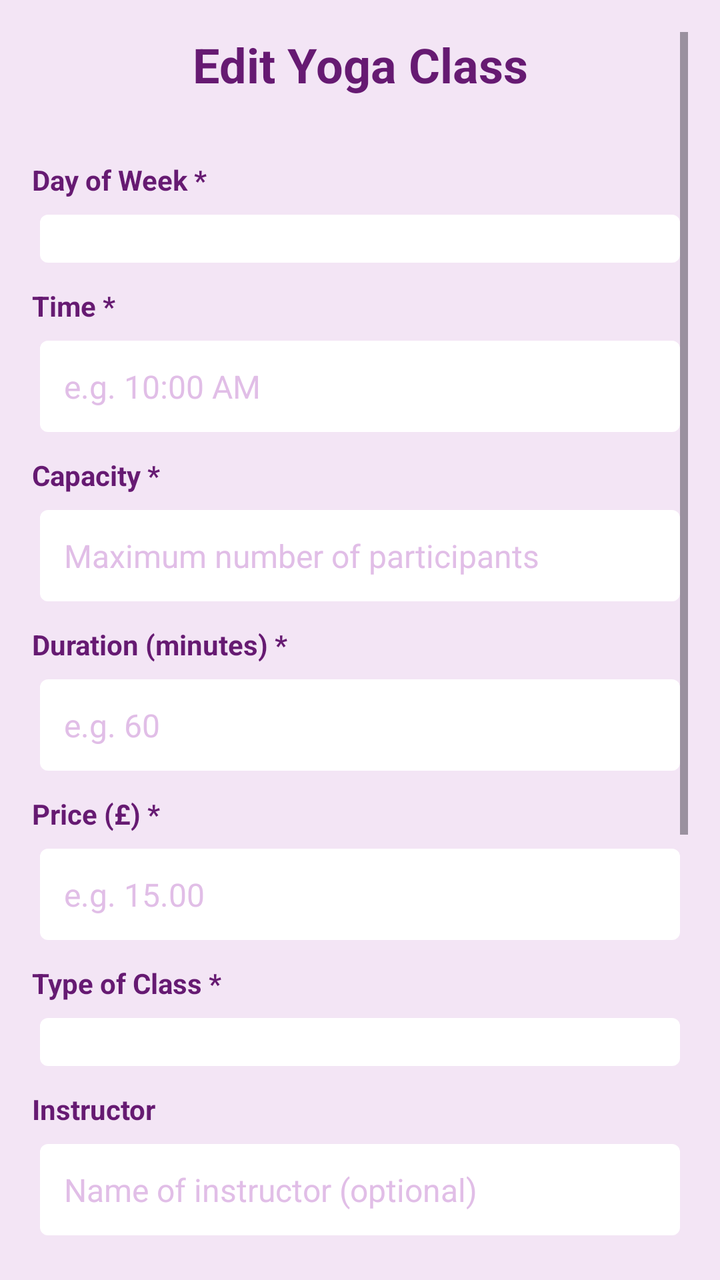
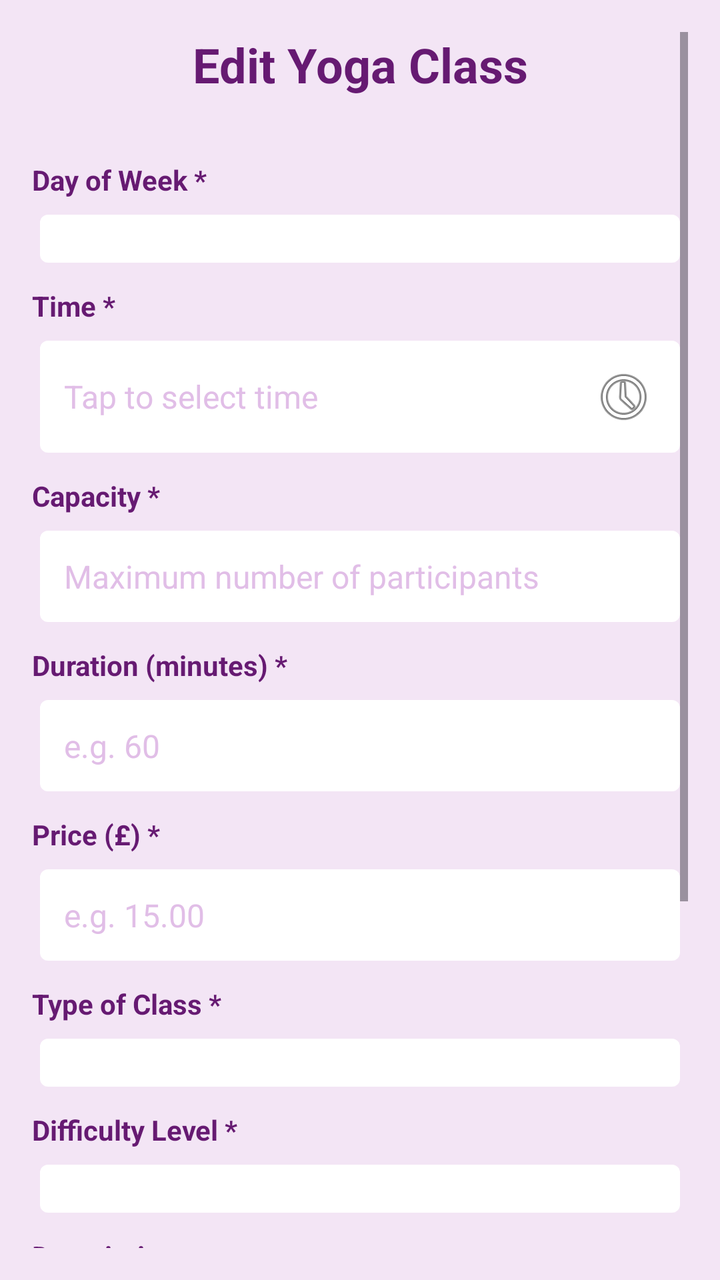

Before-and-after screenshots of an Android layout around one commit, followed by the original layout XML and the change that was made.
<!-- AndroidManifest.xml: application theme Theme.Yogaadminapp -->
<!-- res/layout/activity_edit_yoga_class.xml -->
<?xml version="1.0" encoding="utf-8"?>
<ScrollView xmlns:android="http://schemas.android.com/apk/res/android"
    android:layout_width="match_parent"
    android:layout_height="match_parent"
    android:background="@color/light_purple"
    android:padding="16dp">

    <LinearLayout
        android:layout_width="match_parent"
        android:layout_height="wrap_content"
        android:orientation="vertical">

        
        <TextView
            android:layout_width="match_parent"
            android:layout_height="wrap_content"
            android:layout_marginBottom="24dp"
            android:gravity="center"
            android:text="Edit Yoga Class"
            android:textColor="@color/dark_purple"
            android:textSize="24sp"
            android:textStyle="bold" />

        
        <TextView
            style="@style/LabelStyle"
            android:layout_width="wrap_content"
            android:layout_height="wrap_content"
            android:text="Day of Week *" />

        <Spinner
            android:id="@+id/spinner_day_of_week"
            style="@style/SpinnerStyle"
            android:layout_width="match_parent"
            android:layout_height="wrap_content" />

        
        <TextView
            style="@style/LabelStyle"
            android:layout_width="wrap_content"
            android:layout_height="wrap_content"
            android:text="Time *" />

        <EditText
            android:id="@+id/et_time"
            style="@style/InputFieldStyle"
            android:layout_width="match_parent"
            android:layout_height="wrap_content"
            android:hint="e.g. 10:00 AM"
            android:inputType="text" />

        
        <TextView
            style="@style/LabelStyle"
            android:layout_width="wrap_content"
            android:layout_height="wrap_content"
            android:text="Capacity *" />

        <EditText
            android:id="@+id/et_capacity"
            style="@style/InputFieldStyle"
            android:layout_width="match_parent"
            android:layout_height="wrap_content"
            android:hint="Maximum number of participants"
            android:inputType="number" />

        
        <TextView
            style="@style/LabelStyle"
            android:layout_width="wrap_content"
            android:layout_height="wrap_content"
            android:text="Duration (minutes) *" />

        <EditText
            android:id="@+id/et_duration"
            style="@style/InputFieldStyle"
            android:layout_width="match_parent"
            android:layout_height="wrap_content"
            android:hint="e.g. 60"
            android:inputType="number" />

        
        <TextView
            style="@style/LabelStyle"
            android:layout_width="wrap_content"
            android:layout_height="wrap_content"
            android:text="Price (£) *" />

        <EditText
            android:id="@+id/et_price"
            style="@style/InputFieldStyle"
            android:layout_width="match_parent"
            android:layout_height="wrap_content"
            android:hint="e.g. 15.00"
            android:inputType="numberDecimal" />

        
        <TextView
            style="@style/LabelStyle"
            android:layout_width="wrap_content"
            android:layout_height="wrap_content"
            android:text="Type of Class *" />

        <Spinner
            android:id="@+id/spinner_class_type"
            style="@style/SpinnerStyle"
            android:layout_width="match_parent"
            android:layout_height="wrap_content" />

        
        <TextView
            style="@style/LabelStyle"
            android:layout_width="wrap_content"
            android:layout_height="wrap_content"
            android:text="Instructor" />

        <EditText
            android:id="@+id/et_instructor"
            style="@style/InputFieldStyle"
            android:layout_width="match_parent"
            android:layout_height="wrap_content"
            android:hint="Name of instructor (optional)"
            android:inputType="textPersonName" />

        
        <TextView
            style="@style/LabelStyle"
            android:layout_width="wrap_content"
            android:layout_height="wrap_content"
            android:text="Difficulty Level *" />

        <Spinner
            android:id="@+id/spinner_difficulty"
            style="@style/SpinnerStyle"
            android:layout_width="match_parent"
            android:layout_height="wrap_content" />

        
        <TextView
            style="@style/LabelStyle"
            android:layout_width="wrap_content"
            android:layout_height="wrap_content"
            android:text="Description" />

        <EditText
            android:id="@+id/et_description"
            style="@style/InputFieldStyle"
            android:layout_width="match_parent"
            android:layout_height="120dp"
            android:gravity="top|start"
            android:hint="Additional details about the class (optional)"
            android:inputType="textMultiLine"
            android:maxLines="5" />

        
        <TextView
            android:layout_width="match_parent"
            android:layout_height="wrap_content"
            android:layout_marginTop="16dp"
            android:text="* Required fields"
            android:textColor="@color/warning_red"
            android:textSize="12sp"
            android:textStyle="italic" />

        
        <LinearLayout
            android:layout_width="match_parent"
            android:layout_height="wrap_content"
            android:layout_marginTop="24dp"
            android:orientation="horizontal">

            <Button
                android:id="@+id/btn_cancel"
                style="@style/MenuButtonStyle"
                android:layout_width="0dp"
                android:layout_height="wrap_content"
                android:layout_marginEnd="8dp"
                android:layout_weight="1"
                android:text="Cancel" />

            <Button
                android:id="@+id/btn_update"
                style="@style/MenuButtonStyle"
                android:layout_width="0dp"
                android:layout_height="wrap_content"
                android:layout_marginStart="8dp"
                android:layout_weight="1"
                android:text="Update Class" />

        </LinearLayout>

    </LinearLayout>

</ScrollView>
<!-- resources referenced by this layout -->
<resources>
  <color name="dark_purple">#661a72</color>
  <color name="light_purple">#F3E5F5</color>
  <color name="warning_red">#F44336</color>
  <style name="InputFieldStyle">
          <item name="android:background">@drawable/input_background</item>
          <item name="android:padding">12dp</item>
          <item name="android:textSize">16sp</item>
          <item name="android:textColor">@color/medium_purple</item>
          <item name="android:textColorHint">@color/light_purple_2</item>
          <item name="android:layout_margin">4dp</item>
      </style>
  <style name="LabelStyle">
          <item name="android:textColor">@color/dark_purple</item>
          <item name="android:textSize">14sp</item>
          <item name="android:textStyle">bold</item>
          <item name="android:layout_marginTop">8dp</item>
          <item name="android:layout_marginBottom">4dp</item>
      </style>
  <style name="MenuButtonStyle">
          <item name="android:background">@drawable/button_background</item>
          <item name="android:textColor">@color/dark_purple</item>
          <item name="android:textSize">16sp</item>
          <item name="android:padding">16dp</item>
          <item name="android:layout_margin">4dp</item>
          <item name="android:textAllCaps">false</item>
          <item name="android:elevation">0dp</item>
          <item name="android:translationZ">0dp</item>
          <item name="android:stateListAnimator">@null</item>
          <item name="backgroundTint">@null</item>
          <item name="android:backgroundTint">@null</item>
      </style>
  <style name="SpinnerStyle" parent="InputFieldStyle">
          <item name="android:textColor">@color/medium_purple</item>
          <item name="android:textSize">16sp</item>
      </style>
  <style name="Theme.Yogaadminapp" parent="Base.Theme.Yogaadminapp" />
  <!-- drawable input_background (drawable) -->
  <?xml version="1.0" encoding="utf-8"?>
  <shape xmlns:android="http://schemas.android.com/apk/res/android">
      <solid android:color="@color/white" />
      <corners android:radius="4dp" />
  </shape>
  <color name="medium_purple">#9C27B0</color>
  <color name="light_purple_2">#E1BEE7</color>
  <!-- drawable button_background (drawable) -->
  <?xml version="1.0" encoding="utf-8"?>
  <shape xmlns:android="http://schemas.android.com/apk/res/android">
      <solid android:color="@color/mint_green" />
      <corners android:radius="8dp" />
      <stroke
          android:width="2dp"
          android:color="@color/mint_green" />
  </shape>
  <style name="Base.Theme.Yogaadminapp" parent="Theme.Material3.DayNight.NoActionBar">
          
          
          
          
          <item name="android:windowContentTransitions">false</item>
          <item name="android:windowActivityTransitions">false</item>
      </style>
  <color name="white">#FFFFFFFF</color>
  <color name="mint_green">#e6f5f7</color>
</resources>

<!-- the commit's change to res/layout/activity_edit_yoga_class.xml (unified diff, before → after) -->
@@ -46,8 +46,11 @@
             style="@style/InputFieldStyle"
             android:layout_width="match_parent"
             android:layout_height="wrap_content"
-            android:hint="e.g. 10:00 AM"
-            android:inputType="text" />
+            android:hint="Tap to select time"
+            android:inputType="none"
+            android:focusable="false"
+            android:clickable="true"
+            android:drawableEnd="@android:drawable/ic_menu_recent_history" />
 
         
         <TextView
@@ -112,21 +115,6 @@
             style="@style/LabelStyle"
             android:layout_width="wrap_content"
             android:layout_height="wrap_content"
-            android:text="Instructor" />
-
-        <EditText
-            android:id="@+id/et_instructor"
-            style="@style/InputFieldStyle"
-            android:layout_width="match_parent"
-            android:layout_height="wrap_content"
-            android:hint="Name of instructor (optional)"
-            android:inputType="textPersonName" />
-
-        
-        <TextView
-            style="@style/LabelStyle"
-            android:layout_width="wrap_content"
-            android:layout_height="wrap_content"
             android:text="Difficulty Level *" />
 
         <Spinner
@@ -171,7 +159,7 @@
 
             <Button
                 android:id="@+id/btn_cancel"
-                style="@style/MenuButtonStyle"
+                style="@style/ButtonStyle"
                 android:layout_width="0dp"
                 android:layout_height="wrap_content"
                 android:layout_marginEnd="8dp"
@@ -180,7 +168,7 @@
 
             <Button
                 android:id="@+id/btn_update"
-                style="@style/MenuButtonStyle"
+                style="@style/ButtonStyle"
                 android:layout_width="0dp"
                 android:layout_height="wrap_content"
                 android:layout_marginStart="8dp"
<!-- resource entries referenced after the edit -->
@@ -3,6 +3,19 @@
   <color name="dark_purple">#661a72</color>
   <color name="light_purple">#F3E5F5</color>
   <color name="warning_red">#F44336</color>
+  <style name="ButtonStyle">
+          <item name="android:background">@drawable/button_background</item>
+          <item name="android:textColor">@color/dark_purple</item>
+          <item name="android:textSize">16sp</item>
+          <item name="android:padding">16dp</item>
+          <item name="android:layout_margin">4dp</item>
+          <item name="android:textAllCaps">false</item>
+          <item name="android:elevation">0dp</item>
+          <item name="android:translationZ">0dp</item>
+          <item name="android:stateListAnimator">@null</item>
+          <item name="backgroundTint">@null</item>
+          <item name="android:backgroundTint">@null</item>
+      </style>
   <style name="InputFieldStyle">
           <item name="android:background">@drawable/input_background</item>
           <item name="android:padding">12dp</item>
@@ -17,19 +30,6 @@
           <item name="android:textStyle">bold</item>
           <item name="android:layout_marginTop">8dp</item>
           <item name="android:layout_marginBottom">4dp</item>
-      </style>
-  <style name="MenuButtonStyle">
-          <item name="android:background">@drawable/button_background</item>
-          <item name="android:textColor">@color/dark_purple</item>
-          <item name="android:textSize">16sp</item>
-          <item name="android:padding">16dp</item>
-          <item name="android:layout_margin">4dp</item>
-          <item name="android:textAllCaps">false</item>
-          <item name="android:elevation">0dp</item>
-          <item name="android:translationZ">0dp</item>
-          <item name="android:stateListAnimator">@null</item>
-          <item name="backgroundTint">@null</item>
-          <item name="android:backgroundTint">@null</item>
       </style>
   <style name="SpinnerStyle" parent="InputFieldStyle">
           <item name="android:textColor">@color/medium_purple</item>
